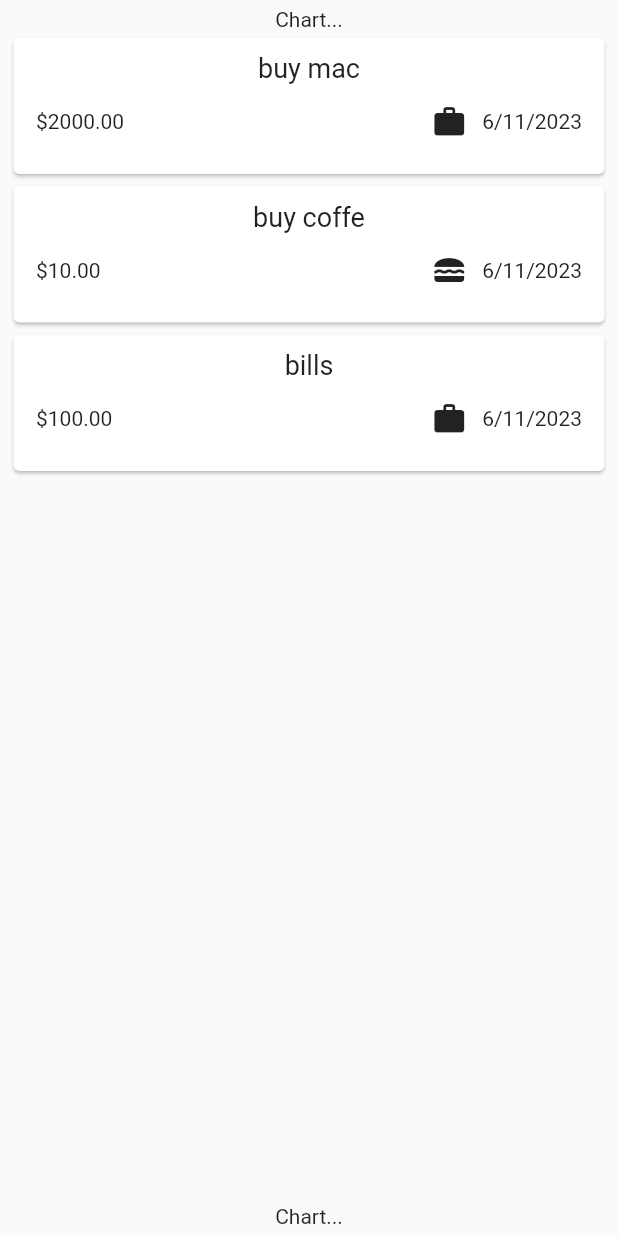
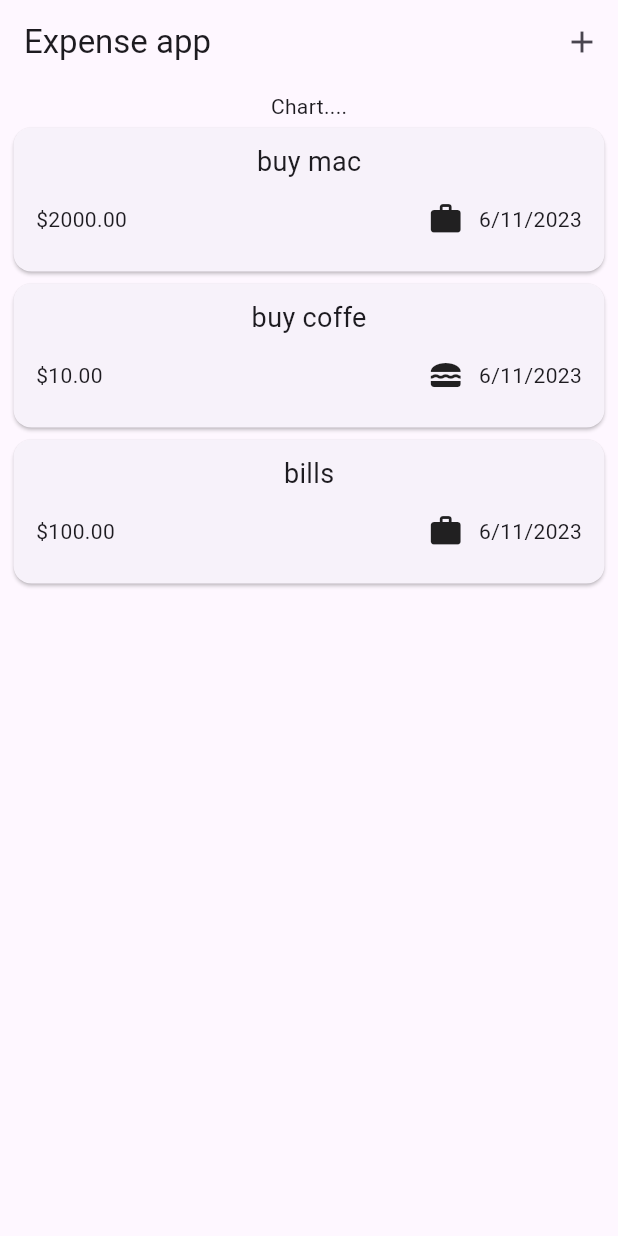
Before and after one commit to nabilmersni/Expense_Tracker_Flutter_App, a Flutter app: the screen it shows after launch, on a phone screen of 412 x 824 dp. Run offline on Flutter 3.47's test engine with Material 2 defaults, Android fonts, the phone set to English and light mode, and no system bars.

Commit message:
completing the add expense modal + add expense logic + data validation

```diff
--- a/lib/main.dart
+++ b/lib/main.dart
@@ -3,9 +3,10 @@ import 'package:flutter/material.dart';
 
 void main() {
   runApp(
-    const MaterialApp(
+    MaterialApp(
       debugShowCheckedModeBanner: false,
-      home: ExpensesScreen(),
+      theme: ThemeData(useMaterial3: true),
+      home: const ExpensesScreen(),
     ),
   );
 }
--- a/lib/screen/expenses_screen.dart
+++ b/lib/screen/expenses_screen.dart
@@ -1,3 +1,4 @@
+import 'package:expense_tracker_app/screen/add_expense_modal.dart';
 import 'package:expense_tracker_app/widget/expenses/expenses_list.dart';
 import 'package:expense_tracker_app/model/expense.dart';
 import 'package:flutter/material.dart';
@@ -12,9 +13,7 @@ class ExpensesScreen extends StatefulWidget {
 }
 
 class _ExpensesScreenState extends State<ExpensesScreen> {
-  @override
-  Widget build(BuildContext context) {
-    final List<Expense> expenseList = [
+  final List<Expense> _expenseList = [
     Expense(
         title: 'buy mac',
         amount: 2000,
@@ -32,16 +31,47 @@ class _ExpensesScreenState extends State<ExpensesScreen> {
         date: DateTime.now()),
   ];
 
+  void _showAddExpenseOverley() {
+    showModalBottomSheet(
+      isScrollControlled: true,
+      context: context,
+      builder: (ctx) => AddExpenseModal(addExpense),
+    );
+  }
+
+  void addExpense(Expense expense) {
+    setState(() {
+      _expenseList.add(expense);
+    });
+  }
+
+  void removeExpense(Expense expense) {
+    setState(() {
+      _expenseList.remove(expense);
+    });
+  }
+
+  @override
+  Widget build(BuildContext context) {
     return Scaffold(
+      appBar: AppBar(
+        title: const Text('Expense app'),
+        actions: [
+          IconButton(
+            onPressed: _showAddExpenseOverley,
+            icon: const Icon(Icons.add),
+          ),
+        ],
+      ),
       body: Padding(
         padding: const EdgeInsets.all(5),
         child: Column(
           children: [
-            const Text('Chart...'),
+            const Text('Chart....'),
             Expanded(
-              child: ExpensesList(expensesList: expenseList),
+              child: ExpensesList(
+                  expensesList: _expenseList, removeExpense: removeExpense),
             ),
-            const Text('Chart...'),
           ],
         ),
       ),
--- a/lib/widget/expenses/expenses_list.dart
+++ b/lib/widget/expenses/expenses_list.dart
@@ -3,15 +3,23 @@ import 'package:expense_tracker_app/widget/expenses/expenses_item.dart';
 import 'package:flutter/material.dart';
 
 class ExpensesList extends StatelessWidget {
-  const ExpensesList({super.key, required this.expensesList});
+  const ExpensesList(
+      {super.key, required this.expensesList, required this.removeExpense});
 
   final List<Expense> expensesList;
+  final void Function(Expense expense) removeExpense;
 
   @override
   Widget build(BuildContext context) {
     return ListView.builder(
       itemCount: expensesList.length,
-      itemBuilder: (ctx, index) => ExpensesItem(expensesList[index]),
+      itemBuilder: (ctx, index) => Dismissible(
+        key: ValueKey(expensesList[index]),
+        child: ExpensesItem(expensesList[index]),
+        onDismissed: (direction) {
+          removeExpense(expensesList[index]);
+        },
+      ),
     );
   }
 }
```
Also changed, not shown: lib/screen/add_expense_modal.dart (added, +167 -0 lines). Lines whose indentation alone changed are shown as unchanged.
